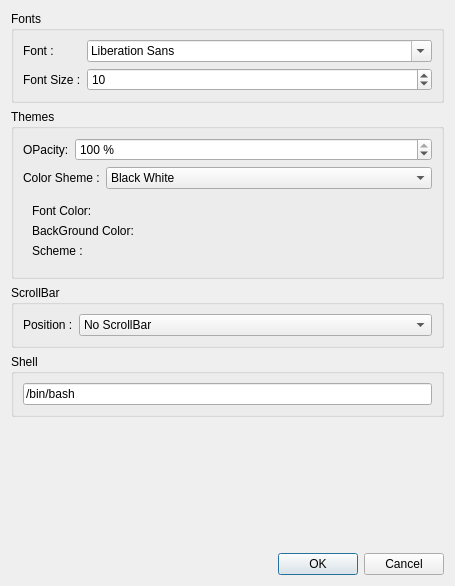
Before: the Qt Designer form elokab-terminal/settingdialog.ui in zakariakov/elokab-terminal, drawn with Qt 5.
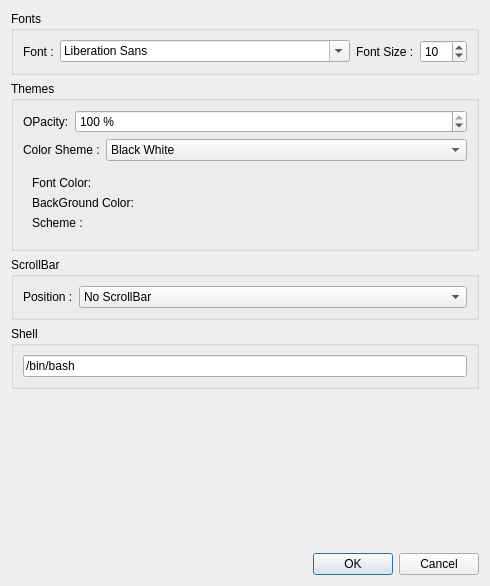
After: the same form once the commit is applied.

Diff of the .ui file:
```diff
--- a/elokab-terminal/settingdialog.ui
+++ b/elokab-terminal/settingdialog.ui
@@ -6,7 +6,7 @@
    <rect>
     <x>0</x>
     <y>0</y>
-    <width>455</width>
+    <width>490</width>
     <height>586</height>
    </rect>
   </property>
@@ -19,8 +19,8 @@
      <property name="title">
       <string>Fonts</string>
      </property>
-     <layout class="QGridLayout" name="gridLayout">
-      <item row="0" column="0">
+     <layout class="QHBoxLayout" name="horizontalLayout_5">
+      <item>
        <widget class="QLabel" name="label">
         <property name="sizePolicy">
          <sizepolicy hsizetype="Fixed" vsizetype="Preferred">
@@ -33,10 +33,10 @@
         </property>
        </widget>
       </item>
-      <item row="0" column="1">
+      <item>
        <widget class="QFontComboBox" name="fontComboBox"/>
       </item>
-      <item row="1" column="0">
+      <item>
        <widget class="QLabel" name="label_2">
         <property name="sizePolicy">
          <sizepolicy hsizetype="Fixed" vsizetype="Preferred">
@@ -49,8 +49,14 @@
         </property>
        </widget>
       </item>
-      <item row="1" column="1">
+      <item>
        <widget class="QSpinBox" name="sizeSpinBox">
+        <property name="sizePolicy">
+         <sizepolicy hsizetype="Maximum" vsizetype="Fixed">
+          <horstretch>0</horstretch>
+          <verstretch>0</verstretch>
+         </sizepolicy>
+        </property>
         <property name="minimum">
          <number>6</number>
         </property>
@@ -94,6 +100,9 @@
           <property name="prefix">
            <string/>
           </property>
+          <property name="minimum">
+           <number>10</number>
+          </property>
           <property name="maximum">
            <number>100</number>
           </property>
```
Left out of the diff: 3 changed lines with no effect on the pictures.
